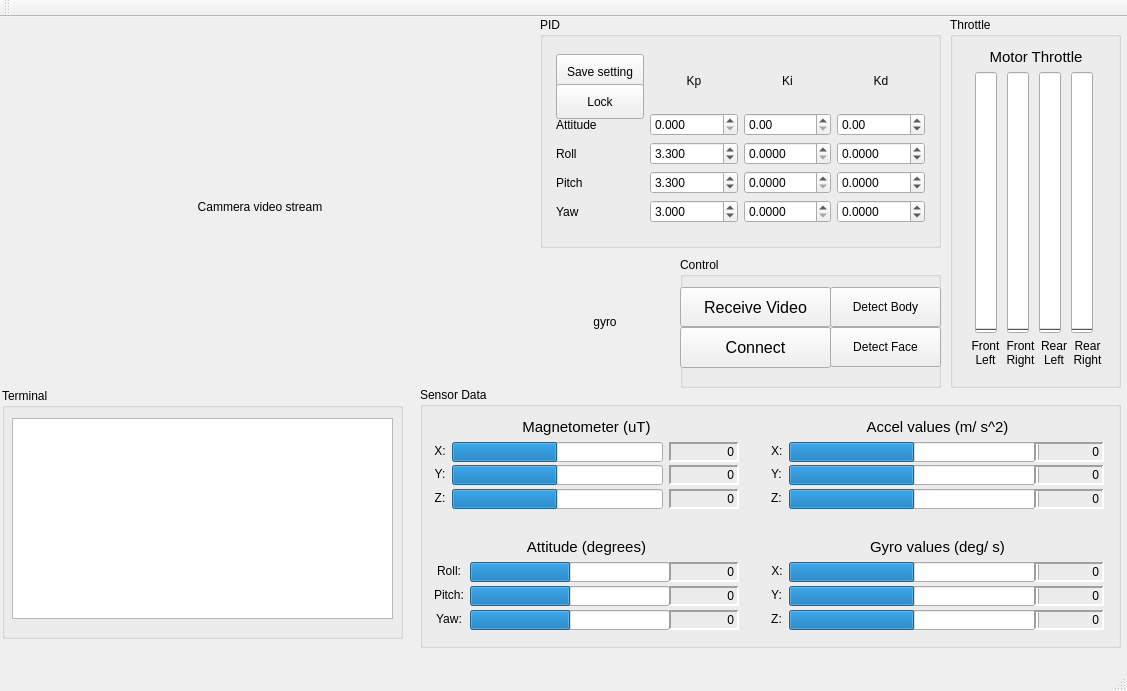
P373RW4NG/RaspberryPi-Quadcopter, file src/client-GUI/mainwindow.ui: the form before one commit.
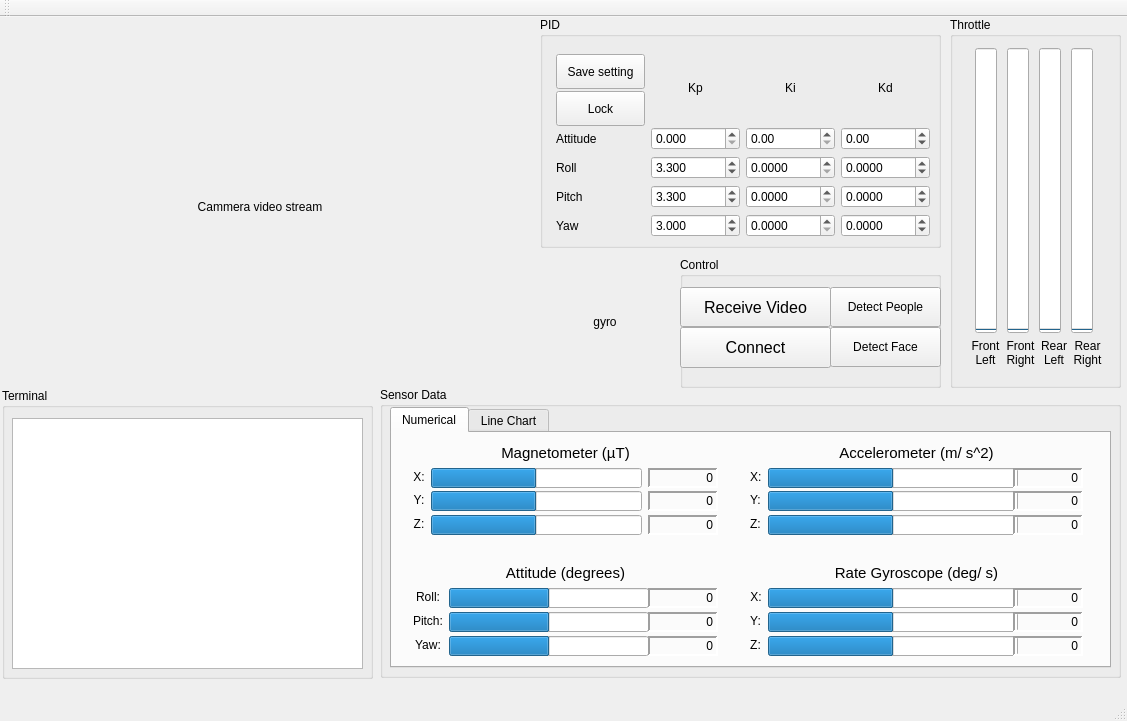
The form after the commit.

Patch:
```diff
--- a/src/client-GUI/mainwindow.ui
+++ b/src/client-GUI/mainwindow.ui
@@ -7,7 +7,7 @@
     <x>0</x>
     <y>0</y>
     <width>1127</width>
-    <height>691</height>
+    <height>721</height>
    </rect>
   </property>
   <property name="windowTitle">
@@ -76,7 +76,7 @@
     <property name="title">
      <string>Throttle</string>
     </property>
-    <widget class="QWidget" name="">
+    <widget class="QWidget" name="layoutWidget">
      <property name="geometry">
       <rect>
        <x>10</x>
@@ -86,21 +86,6 @@
       </rect>
      </property>
      <layout class="QVBoxLayout" name="verticalLayout_2">
-      <item>
-       <widget class="QLabel" name="thrustLabel">
-        <property name="font">
-         <font>
-          <pointsize>11</pointsize>
-         </font>
-        </property>
-        <property name="text">
-         <string>Motor Throttle</string>
-        </property>
-        <property name="alignment">
-         <set>Qt::AlignCenter</set>
-        </property>
-       </widget>
-      </item>
       <item>
        <layout class="QHBoxLayout" name="horizontalLayout_2">
         <item>
@@ -299,7 +284,7 @@
       </size>
      </property>
      <property name="text">
-      <string>Detect Body</string>
+      <string>Detect People</string>
      </property>
     </widget>
     <widget class="QPushButton" name="vidButton">
@@ -354,8 +339,8 @@
      <rect>
       <x>2</x>
       <y>371</y>
-      <width>401</width>
-      <height>251</height>
+      <width>371</width>
+      <height>291</height>
      </rect>
     </property>
     <property name="title">
@@ -366,8 +351,8 @@
       <rect>
        <x>10</x>
        <y>30</y>
-       <width>381</width>
-       <height>201</height>
+       <width>351</width>
+       <height>251</height>
       </rect>
      </property>
      <property name="sizePolicy">
@@ -414,13 +399,13 @@
     <property name="checked">
      <bool>false</bool>
     </property>
-    <widget class="QWidget" name="">
+    <widget class="QWidget" name="layoutWidget">
      <property name="geometry">
       <rect>
        <x>5</x>
        <y>26</y>
-       <width>391</width>
-       <height>191</height>
+       <width>396</width>
+       <height>205</height>
       </rect>
      </property>
      <layout class="QGridLayout" name="gridLayout">
@@ -761,71 +746,43 @@
    <widget class="QGroupBox" name="groupBox_5">
     <property name="geometry">
      <rect>
-      <x>420</x>
+      <x>380</x>
       <y>370</y>
-      <width>701</width>
-      <height>261</height>
+      <width>741</width>
+      <height>291</height>
      </rect>
     </property>
     <property name="title">
      <string>Sensor Data</string>
     </property>
-    <widget class="QWidget" name="">
+    <widget class="QTabWidget" name="tabWidget">
      <property name="geometry">
       <rect>
-       <x>340</x>
-       <y>140</y>
+       <x>10</x>
+       <y>20</y>
+       <width>721</width>
+       <height>261</height>
+      </rect>
+     </property>
+     <property name="currentIndex">
+      <number>0</number>
+     </property>
+     <widget class="QWidget" name="numTab">
+      <attribute name="title">
+       <string>Numerical</string>
+      </attribute>
+      <widget class="QWidget" name="layoutWidget">
+       <property name="geometry">
+        <rect>
+         <x>347</x>
+         <y>0</y>
        <width>355</width>
-       <height>111</height>
-      </rect>
-     </property>
-     <layout class="QGridLayout" name="gridLayout_5">
-      <item row="1" column="0">
-       <widget class="QLabel" name="GxLabel">
-        <property name="sizePolicy">
-         <sizepolicy hsizetype="Fixed" vsizetype="Preferred">
-          <horstretch>0</horstretch>
-          <verstretch>0</verstretch>
-         </sizepolicy>
-        </property>
-        <property name="minimumSize">
-         <size>
-          <width>0</width>
-          <height>0</height>
-         </size>
-        </property>
-        <property name="text">
-         <string>X:</string>
-        </property>
-        <property name="alignment">
-         <set>Qt::AlignCenter</set>
-        </property>
-       </widget>
-      </item>
-      <item row="2" column="0">
-       <widget class="QLabel" name="GyLabel">
-        <property name="sizePolicy">
-         <sizepolicy hsizetype="Fixed" vsizetype="Preferred">
-          <horstretch>0</horstretch>
-          <verstretch>0</verstretch>
-         </sizepolicy>
-        </property>
-        <property name="minimumSize">
-         <size>
-          <width>5</width>
-          <height>0</height>
-         </size>
-        </property>
-        <property name="text">
-         <string>Y:</string>
-        </property>
-        <property name="alignment">
-         <set>Qt::AlignCenter</set>
-        </property>
-       </widget>
-      </item>
+         <height>110</height>
+        </rect>
+       </property>
+       <layout class="QGridLayout" name="gridLayout_3">
       <item row="2" column="1">
-       <widget class="QProgressBar" name="pgBar_gy">
+         <widget class="QProgressBar" name="pgBar_ay">
         <property name="sizePolicy">
          <sizepolicy hsizetype="Minimum" vsizetype="Minimum">
           <horstretch>0</horstretch>
@@ -853,7 +810,7 @@
        </widget>
       </item>
       <item row="3" column="1">
-       <widget class="QProgressBar" name="pgBar_gz">
+         <widget class="QProgressBar" name="pgBar_az">
         <property name="sizePolicy">
          <sizepolicy hsizetype="Minimum" vsizetype="Minimum">
           <horstretch>0</horstretch>
@@ -880,58 +837,75 @@
         </property>
        </widget>
       </item>
-      <item row="1" column="1">
-       <widget class="QProgressBar" name="pgBar_gx">
+        <item row="2" column="0">
+         <widget class="QLabel" name="AyLabel">
         <property name="sizePolicy">
-         <sizepolicy hsizetype="Minimum" vsizetype="Minimum">
+           <sizepolicy hsizetype="Fixed" vsizetype="Preferred">
           <horstretch>0</horstretch>
           <verstretch>0</verstretch>
          </sizepolicy>
         </property>
-        <property name="minimumSize">
-         <size>
-          <width>250</width>
-          <height>20</height>
-         </size>
-        </property>
-        <property name="minimum">
-         <number>-32768</number>
-        </property>
-        <property name="maximum">
-         <number>32767</number>
-        </property>
-        <property name="value">
-         <number>0</number>
-        </property>
-        <property name="textVisible">
-         <bool>false</bool>
+          <property name="text">
+           <string>Y:</string>
         </property>
        </widget>
       </item>
       <item row="3" column="0">
-       <widget class="QLabel" name="GzLabel">
+         <widget class="QLabel" name="AzLabel">
         <property name="sizePolicy">
          <sizepolicy hsizetype="Fixed" vsizetype="Preferred">
           <horstretch>0</horstretch>
           <verstretch>0</verstretch>
          </sizepolicy>
         </property>
-        <property name="minimumSize">
-         <size>
-          <width>5</width>
-          <height>0</height>
-         </size>
-        </property>
         <property name="text">
          <string>Z:</string>
         </property>
-        <property name="alignment">
-         <set>Qt::AlignCenter</set>
+         </widget>
+        </item>
+        <item row="1" column="0">
+         <widget class="QLabel" name="AxLabel">
+          <property name="sizePolicy">
+           <sizepolicy hsizetype="Fixed" vsizetype="Preferred">
+            <horstretch>0</horstretch>
+            <verstretch>0</verstretch>
+           </sizepolicy>
+          </property>
+          <property name="text">
+           <string>X:</string>
+          </property>
+         </widget>
+        </item>
+        <item row="1" column="1">
+         <widget class="QProgressBar" name="pgBar_ax">
+          <property name="sizePolicy">
+           <sizepolicy hsizetype="Minimum" vsizetype="Minimum">
+            <horstretch>0</horstretch>
+            <verstretch>0</verstretch>
+           </sizepolicy>
+          </property>
+          <property name="minimumSize">
+           <size>
+            <width>250</width>
+            <height>20</height>
+           </size>
+          </property>
+          <property name="minimum">
+           <number>-32768</number>
+          </property>
+          <property name="maximum">
+           <number>32767</number>
+          </property>
+          <property name="value">
+           <number>0</number>
+          </property>
+          <property name="textVisible">
+           <bool>false</bool>
         </property>
        </widget>
       </item>
       <item row="1" column="2">
-       <widget class="QLabel" name="label_gx">
+         <widget class="QLabel" name="label_ax">
         <property name="sizePolicy">
          <sizepolicy hsizetype="Fixed" vsizetype="Preferred">
           <horstretch>0</horstretch>
@@ -962,7 +936,7 @@
        </widget>
       </item>
       <item row="0" column="0" colspan="3">
-       <widget class="QLabel" name="gyroValuesLabel">
+         <widget class="QLabel" name="accelValuesLabel">
         <property name="sizePolicy">
          <sizepolicy hsizetype="Minimum" vsizetype="Minimum">
           <horstretch>0</horstretch>
@@ -975,7 +949,7 @@
          </font>
         </property>
         <property name="text">
-         <string>Gyro values (deg/ s)</string>
+           <string>Accelerometer (m/ s^2)</string>
         </property>
         <property name="alignment">
          <set>Qt::AlignCenter</set>
@@ -983,7 +957,7 @@
        </widget>
       </item>
       <item row="2" column="2">
-       <widget class="QLabel" name="label_gy">
+         <widget class="QLabel" name="label_ay">
         <property name="sizePolicy">
          <sizepolicy hsizetype="Fixed" vsizetype="Preferred">
           <horstretch>0</horstretch>
@@ -1014,7 +988,7 @@
        </widget>
       </item>
       <item row="3" column="2">
-       <widget class="QLabel" name="label_gz">
+         <widget class="QLabel" name="label_az">
         <property name="sizePolicy">
          <sizepolicy hsizetype="Fixed" vsizetype="Preferred">
           <horstretch>0</horstretch>
@@ -1046,11 +1020,11 @@
       </item>
      </layout>
     </widget>
-    <widget class="QWidget" name="">
+      <widget class="QWidget" name="layoutWidget">
      <property name="geometry">
       <rect>
-       <x>3</x>
-       <y>20</y>
+         <x>10</x>
+         <y>0</y>
        <width>327</width>
        <height>110</height>
       </rect>
@@ -1301,7 +1275,7 @@
          </font>
         </property>
         <property name="text">
-         <string>Magnetometer (uT)</string>
+           <string>Magnetometer (µT)</string>
         </property>
         <property name="alignment">
          <set>Qt::AlignCenter</set>
@@ -1310,11 +1284,287 @@
       </item>
      </layout>
     </widget>
-    <widget class="QWidget" name="">
+      <widget class="QWidget" name="layoutWidget">
      <property name="geometry">
       <rect>
-       <x>3</x>
-       <y>140</y>
+         <x>347</x>
+         <y>120</y>
+         <width>355</width>
+         <height>111</height>
+        </rect>
+       </property>
+       <layout class="QGridLayout" name="gridLayout_5">
+        <item row="1" column="0">
+         <widget class="QLabel" name="GxLabel">
+          <property name="sizePolicy">
+           <sizepolicy hsizetype="Fixed" vsizetype="Preferred">
+            <horstretch>0</horstretch>
+            <verstretch>0</verstretch>
+           </sizepolicy>
+          </property>
+          <property name="minimumSize">
+           <size>
+            <width>0</width>
+            <height>0</height>
+           </size>
+          </property>
+          <property name="text">
+           <string>X:</string>
+          </property>
+          <property name="alignment">
+           <set>Qt::AlignCenter</set>
+          </property>
+         </widget>
+        </item>
+        <item row="2" column="0">
+         <widget class="QLabel" name="GyLabel">
+          <property name="sizePolicy">
+           <sizepolicy hsizetype="Fixed" vsizetype="Preferred">
+            <horstretch>0</horstretch>
+            <verstretch>0</verstretch>
+           </sizepolicy>
+          </property>
+          <property name="minimumSize">
+           <size>
+            <width>5</width>
+            <height>0</height>
+           </size>
+          </property>
+          <property name="text">
+           <string>Y:</string>
+          </property>
+          <property name="alignment">
+           <set>Qt::AlignCenter</set>
+          </property>
+         </widget>
+        </item>
+        <item row="2" column="1">
+         <widget class="QProgressBar" name="pgBar_gy">
+          <property name="sizePolicy">
+           <sizepolicy hsizetype="Minimum" vsizetype="Minimum">
+            <horstretch>0</horstretch>
+            <verstretch>0</verstretch>
+           </sizepolicy>
+          </property>
+          <property name="minimumSize">
+           <size>
+            <width>250</width>
+            <height>20</height>
+           </size>
+          </property>
+          <property name="minimum">
+           <number>-32768</number>
+          </property>
+          <property name="maximum">
+           <number>32767</number>
+          </property>
+          <property name="value">
+           <number>0</number>
+          </property>
+          <property name="textVisible">
+           <bool>false</bool>
+          </property>
+         </widget>
+        </item>
+        <item row="3" column="1">
+         <widget class="QProgressBar" name="pgBar_gz">
+          <property name="sizePolicy">
+           <sizepolicy hsizetype="Minimum" vsizetype="Minimum">
+            <horstretch>0</horstretch>
+            <verstretch>0</verstretch>
+           </sizepolicy>
+          </property>
+          <property name="minimumSize">
+           <size>
+            <width>250</width>
+            <height>20</height>
+           </size>
+          </property>
+          <property name="minimum">
+           <number>-32768</number>
+          </property>
+          <property name="maximum">
+           <number>32767</number>
+          </property>
+          <property name="value">
+           <number>0</number>
+          </property>
+          <property name="textVisible">
+           <bool>false</bool>
+          </property>
+         </widget>
+        </item>
+        <item row="1" column="1">
+         <widget class="QProgressBar" name="pgBar_gx">
+          <property name="sizePolicy">
+           <sizepolicy hsizetype="Minimum" vsizetype="Minimum">
+            <horstretch>0</horstretch>
+            <verstretch>0</verstretch>
+           </sizepolicy>
+          </property>
+          <property name="minimumSize">
+           <size>
+            <width>250</width>
+            <height>20</height>
+           </size>
+          </property>
+          <property name="minimum">
+           <number>-32768</number>
+          </property>
+          <property name="maximum">
+           <number>32767</number>
+          </property>
+          <property name="value">
+           <number>0</number>
+          </property>
+          <property name="textVisible">
+           <bool>false</bool>
+          </property>
+         </widget>
+        </item>
+        <item row="3" column="0">
+         <widget class="QLabel" name="GzLabel">
+          <property name="sizePolicy">
+           <sizepolicy hsizetype="Fixed" vsizetype="Preferred">
+            <horstretch>0</horstretch>
+            <verstretch>0</verstretch>
+           </sizepolicy>
+          </property>
+          <property name="minimumSize">
+           <size>
+            <width>5</width>
+            <height>0</height>
+           </size>
+          </property>
+          <property name="text">
+           <string>Z:</string>
+          </property>
+          <property name="alignment">
+           <set>Qt::AlignCenter</set>
+          </property>
+         </widget>
+        </item>
+        <item row="1" column="2">
+         <widget class="QLabel" name="label_gx">
+          <property name="sizePolicy">
+           <sizepolicy hsizetype="Fixed" vsizetype="Preferred">
+            <horstretch>0</horstretch>
+            <verstretch>0</verstretch>
+           </sizepolicy>
+          </property>
+          <property name="minimumSize">
+           <size>
+            <width>70</width>
+            <height>20</height>
+           </size>
+          </property>
+          <property name="frameShape">
+           <enum>QFrame::Panel</enum>
+          </property>
+          <property name="frameShadow">
+           <enum>QFrame::Sunken</enum>
+          </property>
+          <property name="lineWidth">
+           <number>2</number>
+          </property>
+          <property name="text">
+           <string>0</string>
+          </property>
+          <property name="alignment">
+           <set>Qt::AlignRight|Qt::AlignTrailing|Qt::AlignVCenter</set>
+          </property>
+         </widget>
+        </item>
+        <item row="0" column="0" colspan="3">
+         <widget class="QLabel" name="gyroValuesLabel">
+          <property name="sizePolicy">
+           <sizepolicy hsizetype="Minimum" vsizetype="Minimum">
+            <horstretch>0</horstretch>
+            <verstretch>0</verstretch>
+           </sizepolicy>
+          </property>
+          <property name="font">
+           <font>
+            <pointsize>11</pointsize>
+           </font>
+          </property>
+          <property name="text">
+           <string>Rate Gyroscope (deg/ s)</string>
+          </property>
+          <property name="alignment">
+           <set>Qt::AlignCenter</set>
+          </property>
+         </widget>
+        </item>
+        <item row="2" column="2">
+         <widget class="QLabel" name="label_gy">
+          <property name="sizePolicy">
+           <sizepolicy hsizetype="Fixed" vsizetype="Preferred">
+            <horstretch>0</horstretch>
+            <verstretch>0</verstretch>
+           </sizepolicy>
+          </property>
+          <property name="minimumSize">
+           <size>
+            <width>70</width>
+            <height>20</height>
+           </size>
+          </property>
+          <property name="frameShape">
+           <enum>QFrame::Panel</enum>
+          </property>
+          <property name="frameShadow">
+           <enum>QFrame::Sunken</enum>
+          </property>
+          <property name="lineWidth">
+           <number>2</number>
+          </property>
+          <property name="text">
+           <string>0</string>
+          </property>
+          <property name="alignment">
+           <set>Qt::AlignRight|Qt::AlignTrailing|Qt::AlignVCenter</set>
+          </property>
+         </widget>
+        </item>
+        <item row="3" column="2">
+         <widget class="QLabel" name="label_gz">
+          <property name="sizePolicy">
+           <sizepolicy hsizetype="Fixed" vsizetype="Preferred">
+            <horstretch>0</horstretch>
+            <verstretch>0</verstretch>
+           </sizepolicy>
+          </property>
+          <property name="minimumSize">
+           <size>
+            <width>70</width>
+            <height>20</height>
+           </size>
+          </property>
+          <property name="frameShape">
+           <enum>QFrame::Panel</enum>
+          </property>
+          <property name="frameShadow">
+           <enum>QFrame::Sunken</enum>
+          </property>
+          <property name="lineWidth">
+           <number>2</number>
+          </property>
+          <property name="text">
+           <string>0</string>
+          </property>
+          <property name="alignment">
+           <set>Qt::AlignRight|Qt::AlignTrailing|Qt::AlignVCenter</set>
+          </property>
+         </widget>
+        </item>
+       </layout>
+      </widget>
+      <widget class="QWidget" name="layoutWidget">
+       <property name="geometry">
+        <rect>
+         <x>10</x>
+         <y>120</y>
        <width>327</width>
        <height>111</height>
       </rect>
@@ -1568,256 +1818,26 @@
       </item>
      </layout>
     </widget>
-    <widget class="QWidget" name="">
+     </widget>
+     <widget class="QWidget" name="chartTab">
+      <attribute name="title">
+       <string>Line Chart</string>
+      </attribute>
+      <widget class="QWidget" name="widget" native="true">
      <property name="geometry">
       <rect>
-       <x>340</x>
-       <y>20</y>
-       <width>355</width>
-       <height>110</height>
-      </rect>
-     </property>
-     <layout class="QGridLayout" name="gridLayout_3">
-      <item row="2" column="1">
-       <widget class="QProgressBar" name="pgBar_ay">
-        <property name="sizePolicy">
-         <sizepolicy hsizetype="Minimum" vsizetype="Minimum">
-          <horstretch>0</horstretch>
-          <verstretch>0</verstretch>
-         </sizepolicy>
-        </property>
-        <property name="minimumSize">
-         <size>
-          <width>250</width>
-          <height>20</height>
-         </size>
-        </property>
-        <property name="minimum">
-         <number>-32768</number>
-        </property>
-        <property name="maximum">
-         <number>32767</number>
-        </property>
-        <property name="value">
-         <number>0</number>
-        </property>
-        <property name="textVisible">
-         <bool>false</bool>
-        </property>
-       </widget>
-      </item>
-      <item row="3" column="1">
-       <widget class="QProgressBar" name="pgBar_az">
-        <property name="sizePolicy">
-         <sizepolicy hsizetype="Minimum" vsizetype="Minimum">
-          <horstretch>0</horstretch>
-          <verstretch>0</verstretch>
-         </sizepolicy>
-        </property>
-        <property name="minimumSize">
-         <size>
-          <width>250</width>
-          <height>20</height>
-         </size>
-        </property>
-        <property name="minimum">
-         <number>-32768</number>
-        </property>
-        <property name="maximum">
-         <number>32767</number>
-        </property>
-        <property name="value">
-         <number>0</number>
-        </property>
-        <property name="textVisible">
-         <bool>false</bool>
-        </property>
-       </widget>
-      </item>
-      <item row="2" column="0">
-       <widget class="QLabel" name="AyLabel">
-        <property name="sizePolicy">
-         <sizepolicy hsizetype="Fixed" vsizetype="Preferred">
-          <horstretch>0</horstretch>
-          <verstretch>0</verstretch>
-         </sizepolicy>
-        </property>
-        <property name="text">
-         <string>Y:</string>
-        </property>
-       </widget>
-      </item>
-      <item row="3" column="0">
-       <widget class="QLabel" name="AzLabel">
-        <property name="sizePolicy">
-         <sizepolicy hsizetype="Fixed" vsizetype="Preferred">
-          <horstretch>0</horstretch>
-          <verstretch>0</verstretch>
-         </sizepolicy>
-        </property>
-        <property name="text">
-         <string>Z:</string>
-        </property>
-       </widget>
-      </item>
-      <item row="1" column="0">
-       <widget class="QLabel" name="AxLabel">
-        <property name="sizePolicy">
-         <sizepolicy hsizetype="Fixed" vsizetype="Preferred">
-          <horstretch>0</horstretch>
-          <verstretch>0</verstretch>
-         </sizepolicy>
-        </property>
-        <property name="text">
-         <string>X:</string>
-        </property>
-       </widget>
-      </item>
-      <item row="1" column="1">
-       <widget class="QProgressBar" name="pgBar_ax">
-        <property name="sizePolicy">
-         <sizepolicy hsizetype="Minimum" vsizetype="Minimum">
-          <horstretch>0</horstretch>
-          <verstretch>0</verstretch>
-         </sizepolicy>
-        </property>
-        <property name="minimumSize">
-         <size>
-          <width>250</width>
-          <height>20</height>
-         </size>
-        </property>
-        <property name="minimum">
-         <number>-32768</number>
-        </property>
-        <property name="maximum">
-         <number>32767</number>
-        </property>
-        <property name="value">
-         <number>0</number>
-        </property>
-        <property name="textVisible">
-         <bool>false</bool>
-        </property>
-       </widget>
-      </item>
-      <item row="1" column="2">
-       <widget class="QLabel" name="label_ax">
-        <property name="sizePolicy">
-         <sizepolicy hsizetype="Fixed" vsizetype="Preferred">
-          <horstretch>0</horstretch>
-          <verstretch>0</verstretch>
-         </sizepolicy>
-        </property>
-        <property name="minimumSize">
-         <size>
-          <width>70</width>
-          <height>20</height>
-         </size>
-        </property>
-        <property name="frameShape">
-         <enum>QFrame::Panel</enum>
-        </property>
-        <property name="frameShadow">
-         <enum>QFrame::Sunken</enum>
-        </property>
-        <property name="lineWidth">
-         <number>2</number>
-        </property>
-        <property name="text">
-         <string>0</string>
-        </property>
-        <property name="alignment">
-         <set>Qt::AlignRight|Qt::AlignTrailing|Qt::AlignVCenter</set>
-        </property>
-       </widget>
-      </item>
-      <item row="0" column="0" colspan="3">
-       <widget class="QLabel" name="accelValuesLabel">
-        <property name="sizePolicy">
-         <sizepolicy hsizetype="Minimum" vsizetype="Minimum">
-          <horstretch>0</horstretch>
-          <verstretch>0</verstretch>
-         </sizepolicy>
-        </property>
-        <property name="font">
-         <font>
-          <pointsize>11</pointsize>
-         </font>
-        </property>
-        <property name="text">
-         <string>Accel values (m/ s^2)</string>
-        </property>
-        <property name="alignment">
-         <set>Qt::AlignCenter</set>
-        </property>
-       </widget>
-      </item>
-      <item row="2" column="2">
-       <widget class="QLabel" name="label_ay">
-        <property name="sizePolicy">
-         <sizepolicy hsizetype="Fixed" vsizetype="Preferred">
-          <horstretch>0</horstretch>
-          <verstretch>0</verstretch>
-         </sizepolicy>
-        </property>
-        <property name="minimumSize">
-         <size>
-          <width>70</width>
-          <height>20</height>
-         </size>
-        </property>
-        <property name="frameShape">
-         <enum>QFrame::Panel</enum>
-        </property>
-        <property name="frameShadow">
-         <enum>QFrame::Sunken</enum>
-        </property>
-        <property name="lineWidth">
-         <number>2</number>
-        </property>
-        <property name="text">
-         <string>0</string>
-        </property>
-        <property name="alignment">
-         <set>Qt::AlignRight|Qt::AlignTrailing|Qt::AlignVCenter</set>
-        </property>
-       </widget>
-      </item>
-      <item row="3" column="2">
-       <widget class="QLabel" name="label_az">
-        <property name="sizePolicy">
-         <sizepolicy hsizetype="Fixed" vsizetype="Preferred">
-          <horstretch>0</horstretch>
-          <verstretch>0</verstretch>
-         </sizepolicy>
-        </property>
-        <property name="minimumSize">
-         <size>
-          <width>70</width>
-          <height>20</height>
-         </size>
-        </property>
-        <property name="frameShape">
-         <enum>QFrame::Panel</enum>
-        </property>
-        <property name="frameShadow">
-         <enum>QFrame::Sunken</enum>
-        </property>
-        <property name="lineWidth">
-         <number>2</number>
-        </property>
-        <property name="text">
-         <string>0</string>
-        </property>
-        <property name="alignment">
-         <set>Qt::AlignRight|Qt::AlignTrailing|Qt::AlignVCenter</set>
-        </property>
-       </widget>
-      </item>
-     </layout>
-    </widget>
-   </widget>
+         <x>110</x>
+         <y>50</y>
+         <width>120</width>
+         <height>80</height>
+        </rect>
+       </property>
+      </widget>
+     </widget>
+    </widget>
+   </widget>
+   <zorder>groupBox_4</zorder>
+   <zorder>groupBox</zorder>
    <zorder>gyro</zorder>
    <zorder>textBrowser</zorder>
    <zorder>vidLabel</zorder>
```
Left out of the diff: 34 changed lines with no effect on the pictures. Lines whose indentation alone changed are shown as unchanged.
